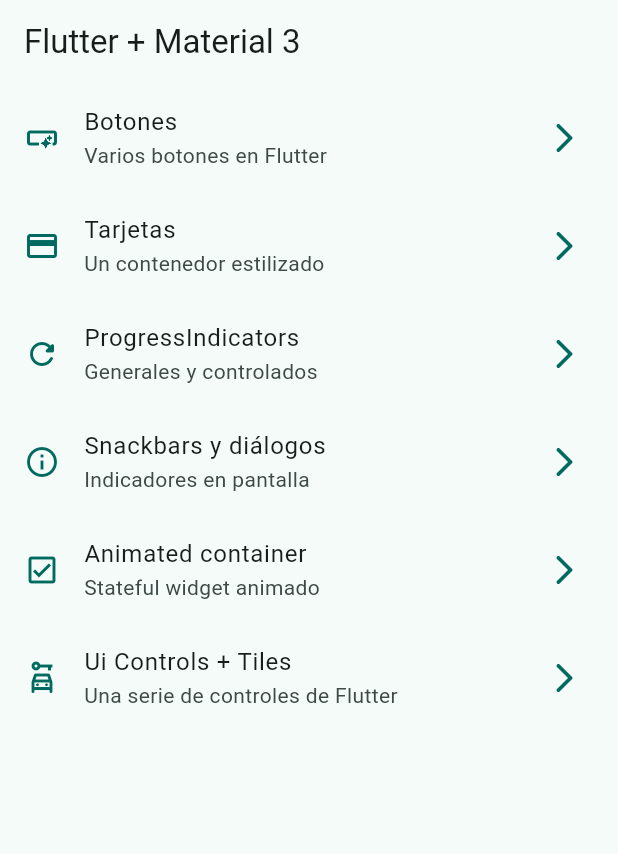
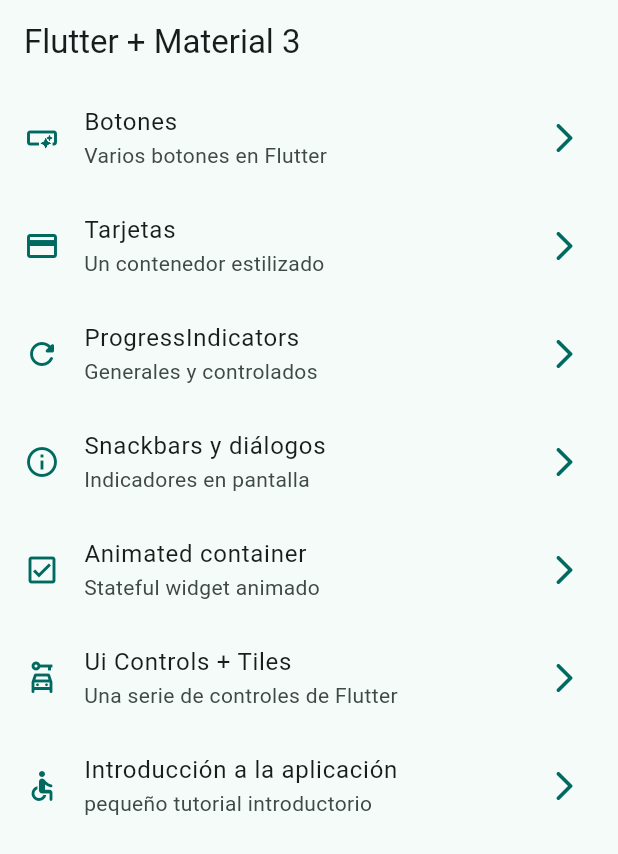
Before and after one commit to jnovizki/widgets_app, a Flutter app: the screen it shows after launch, on a phone screen of 412 x 824 dp. Shown: the top 854 px of the screen. Run offline on Flutter 3.47's test engine with Material 3 defaults, Android fonts, the phone set to English and light mode, and no system bars; our stand-ins replace go_router.

Commit message:
tutorial screen added

```diff
--- a/lib/config/menu/menu_items.dart
+++ b/lib/config/menu/menu_items.dart
@@ -40,12 +40,17 @@ const appMenuItems = <MenuItem>[
     link:'/animated',
     icon: Icons.check_box_outlined),
 
-
  MenuItem(
     title: 'Ui Controls + Tiles',
     subTitle: 'Una serie de controles de Flutter',
     link:'/ui-controls',
     icon: Icons.car_rental_outlined),
 
+ MenuItem(
+    title: 'Introducción a la aplicación',
+    subTitle: 'pequeño tutorial introductorio',
+    link:'/app-tutorial',
+    icon: Icons.accessible_rounded),
+
 
 ];
--- a/lib/config/router/app_router.dart
+++ b/lib/config/router/app_router.dart
@@ -43,5 +43,11 @@ final appRouter = GoRouter(
       name: UiControlsScreen.name,
       builder: (context, state) => UiControlsScreen(),
     ),
+
+    GoRoute(
+      path: '/app-tutorial',
+      name: AppTutorialScreen.name,
+      builder: (context, state) => AppTutorialScreen(),
+    ),
   ],
 );
```
